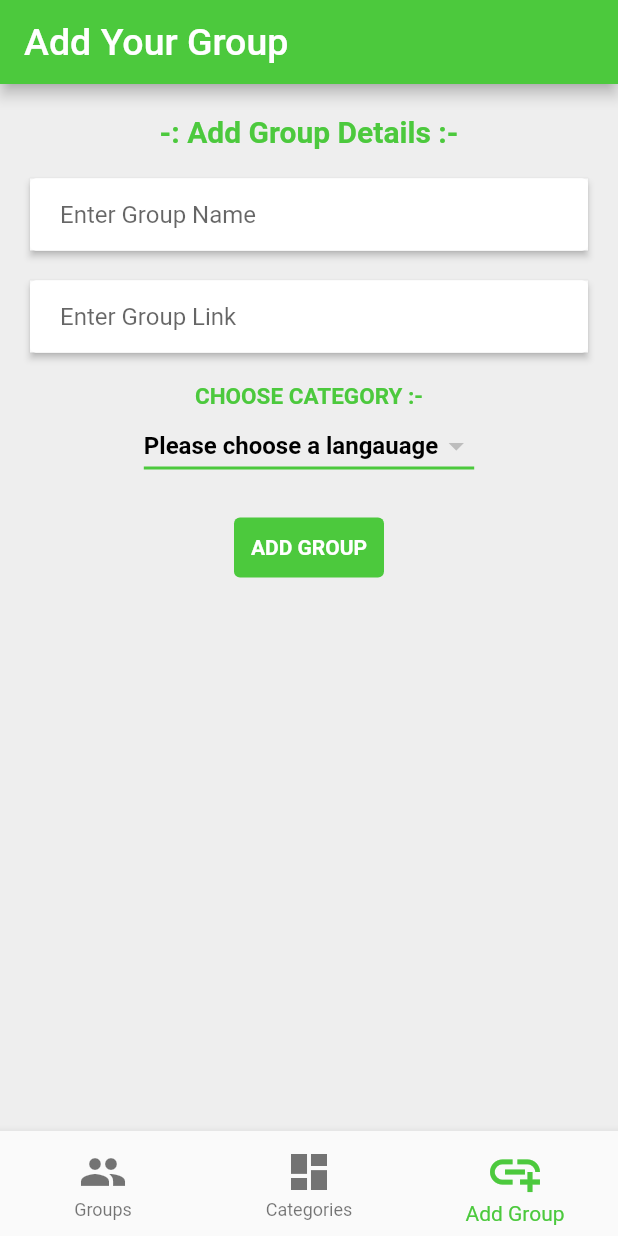
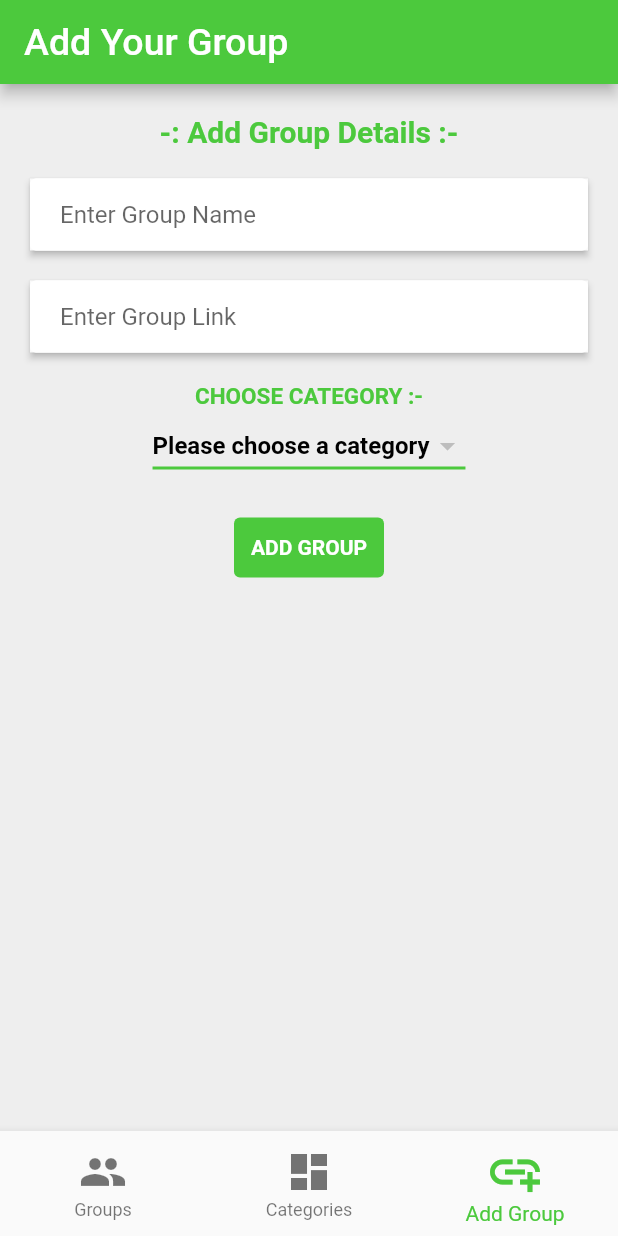
Before and after one commit to codingstark-dev/groupjoiner, a Flutter app: the screen it shows after launch, swiped to page 3, on a phone screen of 412 x 824 dp. Run offline on Flutter 3.47's test engine with Material 2 defaults, Android fonts, the phone set to English and light mode, and no system bars; our stand-ins replace cloud_firestore, firebase_core; missing offline and left inert: profanity_filter; accounts and stored records are empty.

Commit message:
many changes

```diff
--- a/lib/screen/addgroup.dart
+++ b/lib/screen/addgroup.dart
@@ -129,7 +129,7 @@ class _AddGroupState extends State<AddGroup> {
                   });
                 },
                 hint: const Text(
-                  "Please choose a langauage",
+                  "Please choose a category",
                   style: TextStyle(
                       color: Colors.black,
                       fontSize: 16,
--- a/pubspec.yaml
+++ b/pubspec.yaml
@@ -39,6 +39,8 @@ dependencies:
   profanity_filter: ^2.0.0
   uuid: ^3.0.5
   url_launcher: ^6.0.12
+  flutter_launcher_icons: ^0.9.2
+  rename: ^2.0.1
 
 dev_dependencies:
   flutter_test:
@@ -53,6 +55,10 @@ dev_dependencies:
 
 # For information on the generic Dart part of this file, see the
 # following page: https://dart.dev/tools/pub/pubspec
+flutter_icons:
+  image_path: 'assets/icon.png'
+  android: true
+  ios: true
 
 # The following section is specific to Flutter.
 flutter:
```
Also changed, not shown: assets/icon.png (added), pubspec.lock, 24 other files.
